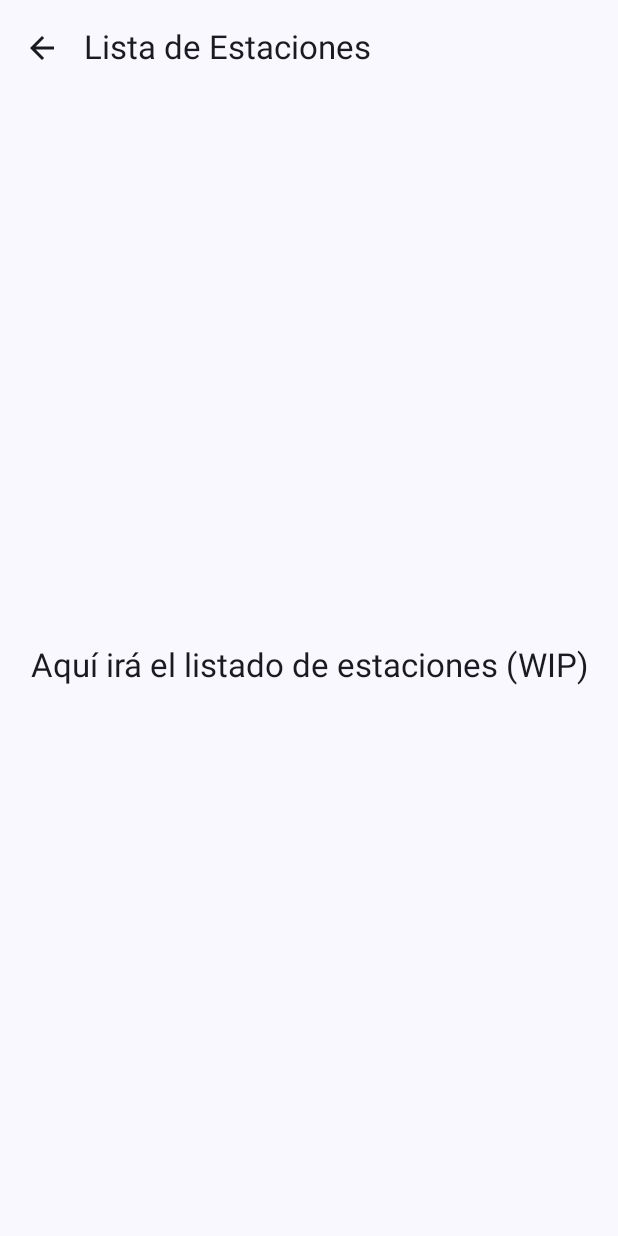
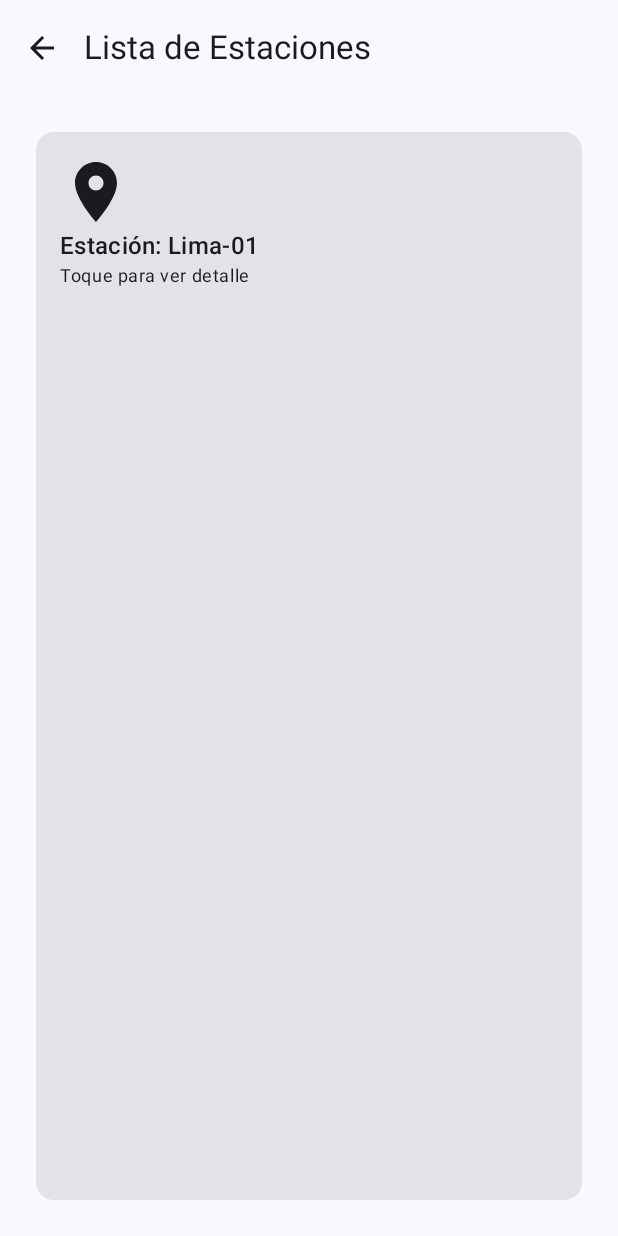
Before and after one commit to Jefferson-BA/MetroLimaGO1.2, an Android app built with Jetpack Compose: the ListaEstacionesScreen screen opened through its navigation route, on a phone screen of 412 x 824 dp. Run offline under Robolectric (Android 15) with nearby library versions, the phone set to English and light mode, and no system bars.

Commit message:
Sistema de ruta completa

```diff
--- /dev/null
+++ b/app/src/main/java/com/tecsup/metrolimago1/components/TopBar.kt
@@ -0,0 +1,29 @@
+package com.tecsup.metrolimago1.components
+
+import androidx.compose.material.icons.Icons
+import androidx.compose.material.icons.filled.Menu
+import androidx.compose.material3.*
+import androidx.compose.runtime.Composable
+import androidx.compose.ui.Modifier
+import androidx.compose.ui.unit.Dp
+import androidx.compose.ui.unit.dp
+
+@OptIn(ExperimentalMaterial3Api::class)
+@Composable
+fun TopBar(
+    title: String,
+    modifier: Modifier = Modifier,
+    navigationIcon: (@Composable () -> Unit)? = null,
+    actions: (@Composable () -> Unit)? = null,
+    elevation: Dp = 0.dp
+) {
+    if (navigationIcon != null) {
+        TopAppBar(
+            title = { Text(title) },
+            modifier = modifier,
+            navigationIcon = navigationIcon,
+            actions = { if (actions != null) actions() },
+            scrollBehavior = null
+        )
+    }
+}
--- a/app/src/main/java/com/tecsup/metrolimago1/navigation/NavGraph.kt
+++ b/app/src/main/java/com/tecsup/metrolimago1/navigation/NavGraph.kt
@@ -1,9 +1,11 @@
 package com.tecsup.metrolimago1.navigation
 
 import androidx.compose.runtime.Composable
+import androidx.navigation.NavType
 import androidx.navigation.compose.NavHost
 import androidx.navigation.compose.composable
 import androidx.navigation.compose.rememberNavController
+import androidx.navigation.navArgument
 import com.tecsup.metrolimago1.ui.screens.configuracion.ConfiguracionScreen
 import com.tecsup.metrolimago1.ui.screens.home.HomeScreen
 import com.tecsup.metrolimago1.ui.screens.estaciones.ListaEstacionesScreen
@@ -12,6 +14,9 @@ import com.tecsup.metrolimago1.ui.screens.rutas.PlanificadorRutaScreen
 sealed class Screen(val route: String) {
     object Home : Screen("home")
     object Estaciones : Screen("estaciones")
+    object EstacionDetail : Screen("estaciones/{estacionId}") {
+        fun createRoute(estacionId: String) = "estaciones/$estacionId"
+    }
     object Rutas : Screen("rutas")
     object Configuracion : Screen("configuracion")
 }
@@ -32,6 +37,17 @@ fun MainNavGraph() {
             ListaEstacionesScreen(navController = navController)
         }
 
+        composable(
+            route = Screen.EstacionDetail.route,
+            arguments = listOf(navArgument("estacionId") { type = NavType.StringType })
+        ) { backStackEntry ->
+            val estacionId = backStackEntry.arguments?.getString("estacionId")
+            com.tecsup.metrolimago1.ui.screens.estaciones.EstacionDetailScreen(
+                navController = navController,
+                estacionId = estacionId
+            )
+        }
+
         composable(Screen.Rutas.route) {
             PlanificadorRutaScreen(navController = navController)
         }
--- a/app/src/main/java/com/tecsup/metrolimago1/ui/screens/estaciones/ListaEstacionesScreen.kt
+++ b/app/src/main/java/com/tecsup/metrolimago1/ui/screens/estaciones/ListaEstacionesScreen.kt
@@ -1,23 +1,29 @@
 package com.tecsup.metrolimago1.ui.screens.estaciones
 
 import androidx.compose.foundation.layout.Box
+import androidx.compose.foundation.layout.Column
 import androidx.compose.foundation.layout.fillMaxSize
 import androidx.compose.foundation.layout.padding
+import androidx.compose.foundation.layout.size
 import androidx.compose.material.icons.Icons
 import androidx.compose.material.icons.filled.ArrowBack
+import androidx.compose.material.icons.filled.LocationOn
 import androidx.compose.material3.*
 import androidx.compose.runtime.Composable
 import androidx.compose.ui.Alignment
 import androidx.compose.ui.Modifier
+import androidx.compose.ui.unit.dp
 import androidx.navigation.NavController
+import com.tecsup.metrolimago1.components.TopBar
+import com.tecsup.metrolimago1.navigation.Screen
 
 @OptIn(ExperimentalMaterial3Api::class)
 @Composable
 fun ListaEstacionesScreen(navController: NavController) {
     Scaffold(
         topBar = {
-            TopAppBar(
-                title = { Text("Lista de Estaciones") },
+            TopBar(
+                title = "Lista de Estaciones",
                 navigationIcon = {
                     IconButton(onClick = { navController.popBackStack() }) {
                         Icon(Icons.Filled.ArrowBack, contentDescription = "Volver")
@@ -26,16 +32,20 @@ fun ListaEstacionesScreen(navController: NavController) {
             )
         }
     ) { paddingValues ->
-        Box(
+        Column(
             modifier = Modifier
                 .fillMaxSize()
-                .padding(paddingValues),
-            contentAlignment = Alignment.Center
+                .padding(paddingValues)
+                .padding(16.dp)
         ) {
-            Text(
-                text = "Aquí irá el listado de estaciones (WIP)",
-                style = MaterialTheme.typography.titleLarge
-            )
+            // Placeholder: single item that navigates to detail with sample id
+            Card(onClick = { navController.navigate(Screen.EstacionDetail.createRoute("Lima-01")) }, modifier = Modifier.fillMaxSize().padding(8.dp)) {
+                Column(modifier = Modifier.padding(16.dp)) {
+                    Icon(Icons.Filled.LocationOn, contentDescription = "Estacion", modifier = Modifier.size(48.dp))
+                    Text(text = "Estación: Lima-01", style = MaterialTheme.typography.titleMedium)
+                    Text(text = "Toque para ver detalle", style = MaterialTheme.typography.bodySmall)
+                }
+            }
         }
     }
 }
--- a/app/src/main/java/com/tecsup/metrolimago1/ui/screens/home/HomeScreen.kt
+++ b/app/src/main/java/com/tecsup/metrolimago1/ui/screens/home/HomeScreen.kt
@@ -10,13 +10,14 @@ import androidx.compose.ui.Modifier
 import androidx.compose.ui.unit.dp
 import androidx.navigation.NavController
 import com.tecsup.metrolimago1.navigation.Screen
+import com.tecsup.metrolimago1.components.TopBar
 
 @OptIn(ExperimentalMaterial3Api::class)
 @Composable
 fun HomeScreen(navController: NavController) {
     Scaffold(
         topBar = {
-            TopAppBar(title = { Text("MetroLima GO") })
+            TopBar(title = "MetroLima GO")
         }
     ) { paddingValues ->
         Column(
```
Also changed, not shown: app/src/main/java/com/tecsup/metrolimago1/ui/screens/estaciones/EstacionDetailScreen.kt (added, +42 -0 lines).
